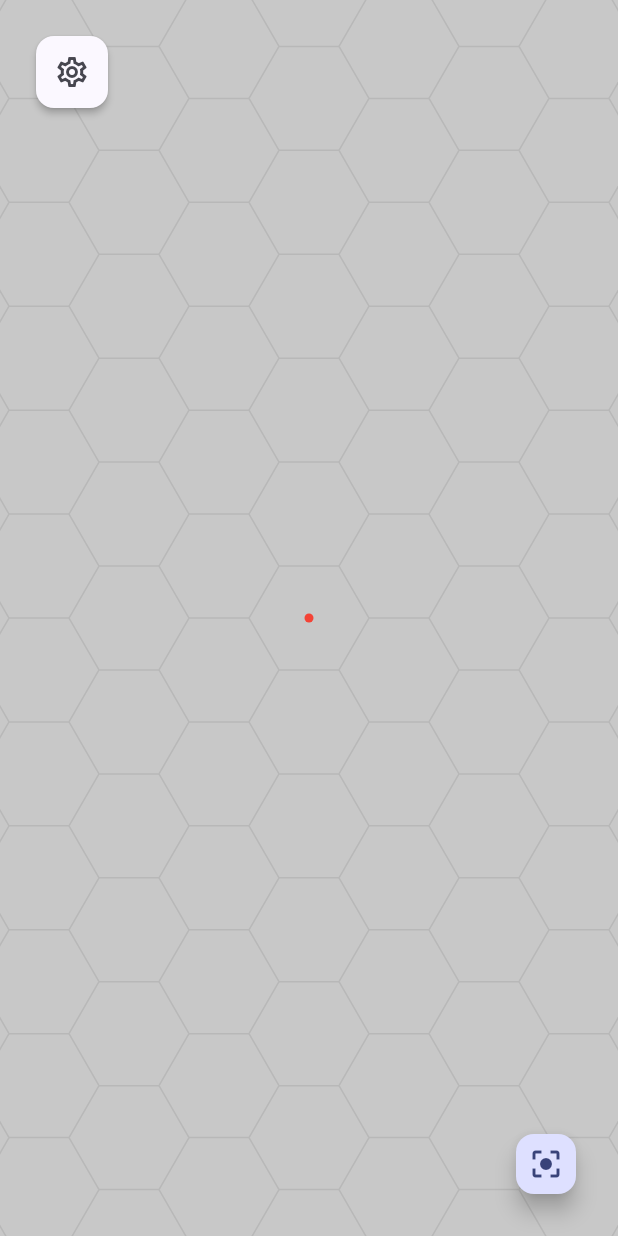
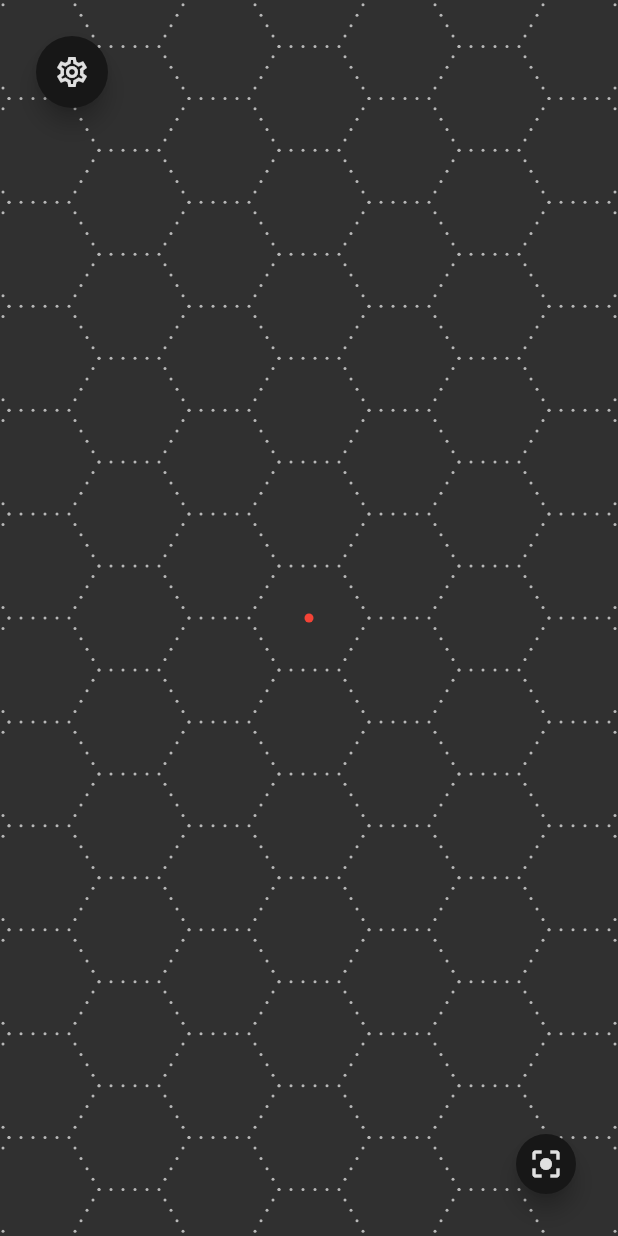
Before and after one commit to SpinFabio/Noteverse, a Flutter app: the screen it shows after launch, after a tap on the "center focus strong" icon, on a phone screen of 412 x 824 dp. Run offline on Flutter 3.47's test engine with Material 3 defaults, Android fonts, the phone set to English and light mode, and no system bars; our stand-ins replace shared_preferences; missing offline and left inert: flex_color_picker.

Commit message:
FEAT: migliorate alcune features del canvas

```diff
--- a/frontend/lib/canvas_camera.dart
+++ b/frontend/lib/canvas_camera.dart
@@ -63,13 +63,12 @@ class CanvasCamera extends ChangeNotifier {
     notifyListeners();
   }
 
-  /// Restores the default zoom and places world coordinate `(0, 0)` at center.
-  void reset() {
-    if (_scale == 1 && _translation == Offset.zero) {
+  /// Places world coordinate `(0, 0)` at center without changing zoom.
+  void centerOnOrigin() {
+    if (_translation == Offset.zero) {
       return;
     }
 
-    _scale = 1;
     _translation = Offset.zero;
     notifyListeners();
   }
--- a/frontend/lib/hex_grid_painter.dart
+++ b/frontend/lib/hex_grid_painter.dart
@@ -14,25 +14,30 @@ class HexGridPainter extends CustomPainter {
     required this.geometry,
     required this.backgroundColor,
     required this.gridColor,
+    required this.originColor,
   }) : _backgroundPaint = Paint()..color = backgroundColor,
        _gridPaint = Paint()
          ..color = gridColor
-         ..strokeWidth = 1,
-       _originPaint = Paint()..color = Colors.red,
+         ..strokeCap = StrokeCap.round,
+       _originPaint = Paint()..color = originColor,
        super(repaint: camera);
 
   final CanvasCamera camera;
   final HexGridGeometry geometry;
   final Color backgroundColor;
   final Color gridColor;
+  final Color originColor;
   final Paint _backgroundPaint;
   final Paint _gridPaint;
   final Paint _originPaint;
 
-  Float32List _lineBuffer = Float32List(0);
+  Float32List _pointBuffer = Float32List(0);
 
   static const _visibleMargin = 2;
   static const _originRadius = 3.0;
+  static const _dotDiameter = 2.0;
+  static const _minimumDotDiameter = 0.5;
+  static const _dotSpacing = 8.0;
 
   @override
   void paint(Canvas canvas, Size size) {
@@ -53,9 +58,14 @@ class HexGridPainter extends CustomPainter {
 
     final screenRadius = geometry.radius * camera.scale;
     final screenHalfHeight = geometry.height * camera.scale / 2;
+    _gridPaint.strokeWidth = (_dotDiameter * scale).clamp(
+      _minimumDotDiameter,
+      _dotDiameter,
+    );
+    final dotsPerEdge = math.max(2, (screenRadius / _dotSpacing).ceil());
     final candidateCount = (maxQ - minQ + 1) * (maxR - minR + 1);
-    _ensureLineCapacity(candidateCount * 12);
-    var lineIndex = 0;
+    _ensurePointCapacity(candidateCount * 3 * dotsPerEdge * 2);
+    var pointIndex = 0;
 
     for (var q = minQ; q <= maxQ; q++) {
       final centerX = originX + geometry.centerXOf(q) * scale;
@@ -78,27 +88,37 @@ class HexGridPainter extends CustomPainter {
 
         // Three consecutive sides are sufficient: adjacent cells own the
         // opposite sides, so every shared grid edge is submitted exactly once.
-        _lineBuffer[lineIndex++] = right;
-        _lineBuffer[lineIndex++] = centerY;
-        _lineBuffer[lineIndex++] = halfRight;
-        _lineBuffer[lineIndex++] = lower;
-
-        _lineBuffer[lineIndex++] = halfRight;
-        _lineBuffer[lineIndex++] = lower;
-        _lineBuffer[lineIndex++] = halfLeft;
-        _lineBuffer[lineIndex++] = lower;
-
-        _lineBuffer[lineIndex++] = halfLeft;
-        _lineBuffer[lineIndex++] = lower;
-        _lineBuffer[lineIndex++] = left;
-        _lineBuffer[lineIndex++] = centerY;
+        pointIndex = _writeDottedEdge(
+          pointIndex,
+          right,
+          centerY,
+          halfRight,
+          lower,
+          dotsPerEdge,
+        );
+        pointIndex = _writeDottedEdge(
+          pointIndex,
+          halfRight,
+          lower,
+          halfLeft,
+          lower,
+          dotsPerEdge,
+        );
+        pointIndex = _writeDottedEdge(
+          pointIndex,
+          halfLeft,
+          lower,
+          left,
+          centerY,
+          dotsPerEdge,
+        );
       }
     }
 
-    if (lineIndex > 0) {
+    if (pointIndex > 0) {
       canvas.drawRawPoints(
-        PointMode.lines,
-        Float32List.sublistView(_lineBuffer, 0, lineIndex),
+        PointMode.points,
+        Float32List.sublistView(_pointBuffer, 0, pointIndex),
         _gridPaint,
       );
     }
@@ -110,16 +130,33 @@ class HexGridPainter extends CustomPainter {
     );
   }
 
-  void _ensureLineCapacity(int requiredLength) {
-    if (_lineBuffer.length >= requiredLength) {
+  int _writeDottedEdge(
+    int startIndex,
+    double startX,
+    double startY,
+    double endX,
+    double endY,
+    int dotCount,
+  ) {
+    var index = startIndex;
+    for (var dot = 0; dot < dotCount; dot++) {
+      final progress = dot / dotCount;
+      _pointBuffer[index++] = startX + (endX - startX) * progress;
+      _pointBuffer[index++] = startY + (endY - startY) * progress;
+    }
+    return index;
+  }
+
+  void _ensurePointCapacity(int requiredLength) {
+    if (_pointBuffer.length >= requiredLength) {
       return;
     }
 
-    var capacity = math.max(1024, _lineBuffer.length);
+    var capacity = math.max(1024, _pointBuffer.length);
     while (capacity < requiredLength) {
       capacity *= 2;
     }
-    _lineBuffer = Float32List(capacity);
+    _pointBuffer = Float32List(capacity);
   }
 
   @override
@@ -127,5 +164,6 @@ class HexGridPainter extends CustomPainter {
       oldDelegate.camera != camera ||
       oldDelegate.geometry.radius != geometry.radius ||
       oldDelegate.backgroundColor != backgroundColor ||
-      oldDelegate.gridColor != gridColor;
+      oldDelegate.gridColor != gridColor ||
+      oldDelegate.originColor != originColor;
 }
--- a/frontend/lib/main.dart
+++ b/frontend/lib/main.dart
@@ -8,6 +8,8 @@ import 'data/settings/graph_view_settings_store.dart';
 import 'hex_grid_geometry.dart';
 import 'hex_grid_painter.dart';
 import 'settings/graph_view_settings.dart';
+import 'theme/noteverse_colors.dart';
+import 'theme/noteverse_theme.dart';
 import 'widgets/canvas_controls.dart';
 import 'widgets/graph_view_settings_dialog.dart';
 
@@ -38,7 +40,7 @@ class NoteverseApp extends StatelessWidget {
   Widget build(BuildContext context) => MaterialApp(
     title: 'Noteverse',
     debugShowCheckedModeBanner: false,
-    theme: ThemeData(colorSchemeSeed: Colors.indigo),
+    theme: NoteverseTheme.dark,
     home: InfiniteCanvasPage(
       initialSettings: initialSettings,
       settingsStore: settingsStore,
@@ -62,7 +64,6 @@ class InfiniteCanvasPage extends StatefulWidget {
 }
 
 class _InfiniteCanvasPageState extends State<InfiniteCanvasPage> {
-  static const _gridColor = Color(0xFFB8B8B8);
   static const _geometry = HexGridGeometry(radius: 40);
 
   final CanvasCamera _camera = CanvasCamera(minScale: 1 / 3, maxScale: 4);
@@ -140,7 +141,9 @@ class _InfiniteCanvasPageState extends State<InfiniteCanvasPage> {
   }
 
   @override
-  Widget build(BuildContext context) => Scaffold(
+  Widget build(BuildContext context) {
+    final colors = NoteverseColors.of(context);
+    return Scaffold(
       body: Stack(
         fit: StackFit.expand,
         children: [
@@ -169,7 +172,8 @@ class _InfiniteCanvasPageState extends State<InfiniteCanvasPage> {
                             camera: _camera,
                             geometry: _geometry,
                             backgroundColor: _settings.backgroundColor,
-                          gridColor: _gridColor,
+                            gridColor: colors.graphGridDots,
+                            originColor: colors.graphOrigin,
                           ),
                           size: viewportSize,
                         ),
@@ -189,7 +193,7 @@ class _InfiniteCanvasPageState extends State<InfiniteCanvasPage> {
             right: 24,
             bottom: 24,
             child: FloatingActionButton.small(
-            onPressed: _camera.reset,
+              onPressed: _camera.centerOnOrigin,
               tooltip: 'Center on origin',
               child: const Icon(Icons.center_focus_strong),
             ),
@@ -198,3 +202,4 @@ class _InfiniteCanvasPageState extends State<InfiniteCanvasPage> {
       ),
     );
   }
+}
--- a/frontend/lib/settings/graph_view_settings.dart
+++ b/frontend/lib/settings/graph_view_settings.dart
@@ -1,11 +1,15 @@
 import 'package:flutter/material.dart';
+
+import '../theme/noteverse_colors.dart';
 
 /// User-configurable presentation settings for the graph viewport.
 class GraphViewSettings {
   const GraphViewSettings({required this.backgroundColor});
 
   /// Default settings used when no valid persisted value is available.
-  static const defaults = GraphViewSettings(backgroundColor: Color(0xFFC8C8C8));
+  static const defaults = GraphViewSettings(
+    backgroundColor: NoteversePalette.graphBackground,
+  );
 
   static const _schemaVersion = 1;
 
--- /dev/null
+++ b/frontend/lib/theme/noteverse_colors.dart
@@ -0,0 +1,73 @@
+import 'package:flutter/material.dart';
+
+/// Canonical raw colors used to build the Noteverse design system.
+abstract final class NoteversePalette {
+  static const primarySeed = Color(0xFF3F51B5);
+  static const foreground = Color(0xFFE0E0E0);
+  static const neutral900 = Color(0xFF171717);
+  static const graphBackground = Color(0xFF303030);
+  static const graphGridDots = Color(0xFFB8B8B8);
+  static const graphOrigin = Color(0xFFF44336);
+}
+
+/// Noteverse-specific colors that do not map to Material color roles.
+@immutable
+class NoteverseColors extends ThemeExtension<NoteverseColors> {
+  const NoteverseColors({
+    required this.graphBackground,
+    required this.graphGridDots,
+    required this.graphOrigin,
+    required this.floatingControlSurface,
+  });
+
+  /// Dark-mode-first application color extension.
+  static const dark = NoteverseColors(
+    graphBackground: NoteversePalette.graphBackground,
+    graphGridDots: NoteversePalette.graphGridDots,
+    graphOrigin: NoteversePalette.graphOrigin,
+    floatingControlSurface: NoteversePalette.neutral900,
+  );
+
+  final Color graphBackground;
+  final Color graphGridDots;
+  final Color graphOrigin;
+  final Color floatingControlSurface;
+
+  /// Resolves Noteverse-specific colors from the nearest application theme.
+  static NoteverseColors of(BuildContext context) {
+    final colors = Theme.of(context).extension<NoteverseColors>();
+    assert(colors != null, 'NoteverseColors must be registered in ThemeData.');
+    return colors!;
+  }
+
+  @override
+  NoteverseColors copyWith({
+    Color? graphBackground,
+    Color? graphGridDots,
+    Color? graphOrigin,
+    Color? floatingControlSurface,
+  }) => NoteverseColors(
+    graphBackground: graphBackground ?? this.graphBackground,
+    graphGridDots: graphGridDots ?? this.graphGridDots,
+    graphOrigin: graphOrigin ?? this.graphOrigin,
+    floatingControlSurface:
+        floatingControlSurface ?? this.floatingControlSurface,
+  );
+
+  @override
+  NoteverseColors lerp(covariant NoteverseColors? other, double t) {
+    if (other == null) {
+      return this;
+    }
+    return NoteverseColors(
+      graphBackground: Color.lerp(graphBackground, other.graphBackground, t)!,
+      graphGridDots: Color.lerp(graphGridDots, other.graphGridDots, t)!,
+      graphOrigin: Color.lerp(graphOrigin, other.graphOrigin, t)!,
+      floatingControlSurface: Color.lerp(
+        floatingControlSurface,
+        other.floatingControlSurface,
+        t,
+      )!,
+    );
+  }
+}
--- /dev/null
+++ b/frontend/lib/theme/noteverse_theme.dart
@@ -0,0 +1,43 @@
+import 'package:flutter/material.dart';
+
+import 'noteverse_colors.dart';
+
+/// Application themes assembled from the canonical Noteverse color tokens.
+abstract final class NoteverseTheme {
+  static final ColorScheme _darkColorScheme = ColorScheme.fromSeed(
+    seedColor: NoteversePalette.primarySeed,
+    brightness: Brightness.dark,
+  ).copyWith(onSurface: NoteversePalette.foreground);
+
+  /// Dark-mode-first theme used by every currently supported target.
+  static final ThemeData dark =
+      ThemeData.from(
+        colorScheme: _darkColorScheme,
+        useMaterial3: true,
+      ).copyWith(
+        textTheme: ThemeData.dark().textTheme.apply(
+          bodyColor: NoteversePalette.foreground,
+          displayColor: NoteversePalette.foreground,
+        ),
+        iconTheme: const IconThemeData(color: NoteversePalette.foreground),
+        iconButtonTheme: const IconButtonThemeData(
+          style: ButtonStyle(shape: WidgetStatePropertyAll(CircleBorder())),
+        ),
+        filledButtonTheme: const FilledButtonThemeData(
+          style: ButtonStyle(shape: WidgetStatePropertyAll(StadiumBorder())),
+        ),
+        outlinedButtonTheme: const OutlinedButtonThemeData(
+          style: ButtonStyle(shape: WidgetStatePropertyAll(StadiumBorder())),
+        ),
+        textButtonTheme: const TextButtonThemeData(
+          style: ButtonStyle(shape: WidgetStatePropertyAll(StadiumBorder())),
+        ),
+        floatingActionButtonTheme: FloatingActionButtonThemeData(
+          backgroundColor: NoteverseColors.dark.floatingControlSurface,
+          foregroundColor: _darkColorScheme.onSurface,
+          elevation: 6,
+          shape: const CircleBorder(),
+        ),
+        extensions: const <ThemeExtension<dynamic>>[NoteverseColors.dark],
+      );
+}
--- a/frontend/lib/widgets/canvas_controls.dart
+++ b/frontend/lib/widgets/canvas_controls.dart
@@ -1,4 +1,6 @@
 import 'package:flutter/material.dart';
+
+import '../theme/noteverse_colors.dart';
 
 /// Top-left command surface for actions related to the graph canvas.
 class CanvasControls extends StatelessWidget {
@@ -8,9 +10,10 @@ class CanvasControls extends StatelessWidget {
 
   @override
   Widget build(BuildContext context) => Material(
-    color: Theme.of(context).colorScheme.surface,
-    elevation: 2,
-    borderRadius: BorderRadius.circular(12),
+    color: NoteverseColors.of(context).floatingControlSurface,
+    elevation: 6,
+    shape: const CircleBorder(),
+    clipBehavior: Clip.antiAlias,
     child: IconButton(
       onPressed: onOpenSettings,
       tooltip: 'Graph view settings',
```
Also changed, not shown: 2 other files. Lines whose indentation alone changed are shown as unchanged.
